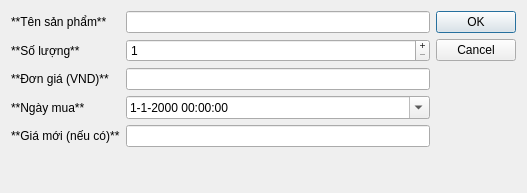
First picture: the form in ui/add_p2invoice_V2.ui, repository Achicken7301/simple-store, before the edit.
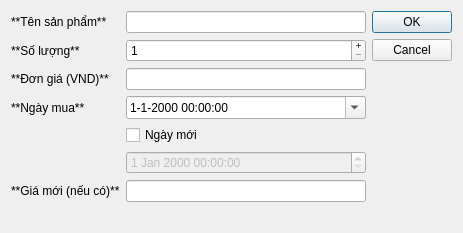
Second picture: the form after the edit.

Patch:
```diff
--- a/ui/add_p2invoice_V2.ui
+++ b/ui/add_p2invoice_V2.ui
@@ -6,8 +6,8 @@
    <rect>
     <x>0</x>
     <y>0</y>
-    <width>527</width>
-    <height>193</height>
+    <width>463</width>
+    <height>210</height>
    </rect>
   </property>
   <property name="windowTitle">
@@ -24,16 +24,20 @@
      </property>
     </widget>
    </item>
-   <item row="0" column="1">
-    <widget class="QLineEdit" name="p_name_input"/>
+   <item row="0" column="2" rowspan="7">
+    <widget class="QDialogButtonBox" name="buttonBox">
+     <property name="orientation">
+      <enum>Qt::Vertical</enum>
+     </property>
+     <property name="standardButtons">
+      <set>QDialogButtonBox::Cancel|QDialogButtonBox::Ok</set>
+     </property>
+    </widget>
    </item>
-   <item row="1" column="0">
-    <widget class="QLabel" name="label_2">
+   <item row="4" column="1">
+    <widget class="QCheckBox" name="checkBox">
      <property name="text">
-      <string>**Số lượng**</string>
-     </property>
-     <property name="textFormat">
-      <enum>Qt::MarkdownText</enum>
+      <string>Ngày mới</string>
      </property>
     </widget>
    </item>
@@ -47,16 +51,6 @@
      </property>
     </widget>
    </item>
-   <item row="2" column="0">
-    <widget class="QLabel" name="label_3">
-     <property name="text">
-      <string>**Đơn giá (VND)**</string>
-     </property>
-     <property name="textFormat">
-      <enum>Qt::MarkdownText</enum>
-     </property>
-    </widget>
-   </item>
    <item row="2" column="1">
     <widget class="QLineEdit" name="unit_price_input">
      <property name="font">
@@ -70,6 +64,29 @@
      </property>
     </widget>
    </item>
+   <item row="7" column="1">
+    <widget class="QLabel" name="new_unit_price_warning">
+     <property name="text">
+      <string/>
+     </property>
+     <property name="textFormat">
+      <enum>Qt::MarkdownText</enum>
+     </property>
+    </widget>
+   </item>
+   <item row="0" column="1">
+    <widget class="QLineEdit" name="p_name_input"/>
+   </item>
+   <item row="2" column="0">
+    <widget class="QLabel" name="label_3">
+     <property name="text">
+      <string>**Đơn giá (VND)**</string>
+     </property>
+     <property name="textFormat">
+      <enum>Qt::MarkdownText</enum>
+     </property>
+    </widget>
+   </item>
    <item row="3" column="0">
     <widget class="QLabel" name="label_5">
      <property name="text">
@@ -93,7 +110,7 @@
      </property>
     </widget>
    </item>
-   <item row="4" column="0">
+   <item row="6" column="0">
     <widget class="QLabel" name="label_4">
      <property name="text">
       <string>**Giá mới (nếu có)**</string>
@@ -103,26 +120,23 @@
      </property>
     </widget>
    </item>
-   <item row="4" column="1">
+   <item row="1" column="0">
+    <widget class="QLabel" name="label_2">
+     <property name="text">
+      <string>**Số lượng**</string>
+     </property>
+     <property name="textFormat">
+      <enum>Qt::MarkdownText</enum>
+     </property>
+    </widget>
+   </item>
+   <item row="6" column="1">
     <widget class="QLineEdit" name="new_unit_price_input"/>
    </item>
    <item row="5" column="1">
-    <widget class="QLabel" name="new_unit_price_warning">
-     <property name="text">
-      <string/>
-     </property>
-     <property name="textFormat">
-      <enum>Qt::MarkdownText</enum>
-     </property>
-    </widget>
-   </item>
-   <item row="0" column="2" rowspan="5">
-    <widget class="QDialogButtonBox" name="buttonBox">
-     <property name="orientation">
-      <enum>Qt::Vertical</enum>
-     </property>
-     <property name="standardButtons">
-      <set>QDialogButtonBox::Cancel|QDialogButtonBox::Ok</set>
+    <widget class="QDateTimeEdit" name="dateTimeEdit">
+     <property name="enabled">
+      <bool>false</bool>
      </property>
     </widget>
    </item>
```
